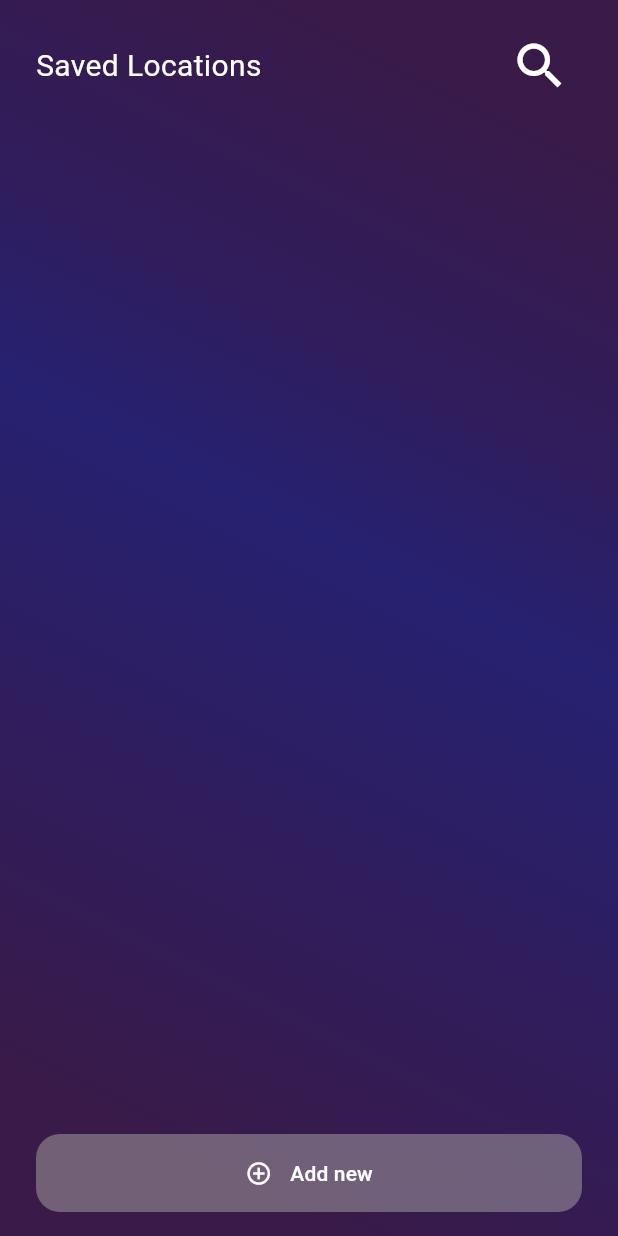
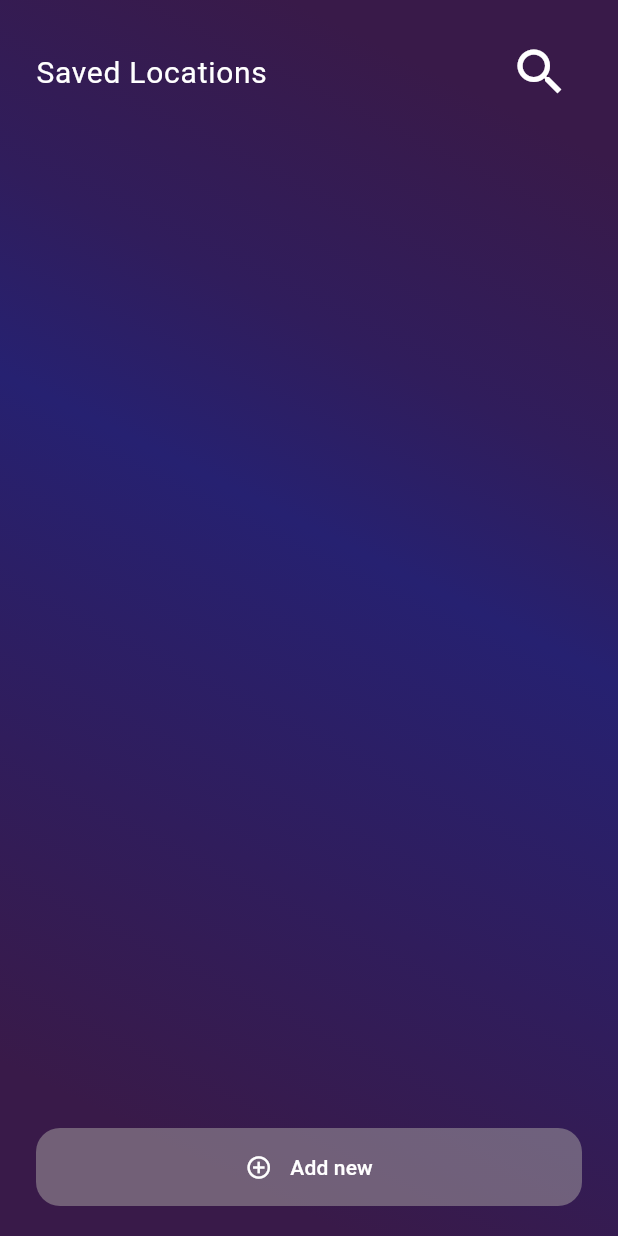
Before and after one commit to akbng/heyflutter-challenge-ii, a Flutter app: the SavedLocations widget shown alone on an empty page, opened directly, on a phone screen of 412 x 824 dp. Run offline on Flutter 3.47's test engine with Material 3 defaults, Android fonts, the phone set to English and light mode, and no system bars; our stand-ins replace flutter_dotenv, flutter_staggered_animations, geolocator, shared_preferences, sizer; accounts and stored records are empty.

Commit message:
fix: hide APIs, optimise UI

```diff
--- a/lib/screens/locations.dart
+++ b/lib/screens/locations.dart
@@ -65,20 +65,22 @@ class _SavedLocationsState extends State<SavedLocations> {
       ),
       child: SafeArea(
         child: Padding(
-          padding: const EdgeInsets.symmetric(horizontal: 24, vertical: 16),
+          padding: const EdgeInsets.symmetric(horizontal: 24, vertical: 20),
           child: Column(
             children: [
-              const Row(
+              Row(
                 mainAxisAlignment: MainAxisAlignment.spaceBetween,
                 children: [
                   Text(
                     "Saved Locations",
-                    style: TextStyle(color: Colors.white, fontSize: 20),
+                    style: Theme.of(context)
+                        .textTheme
+                        .bodyLarge!
+                        .copyWith(fontSize: 20, fontWeight: FontWeight.normal),
                   ),
-                  LocationSearchbarWidget()
+                  const LocationSearchbarWidget()
                 ],
               ),
-              const SizedBox(height: 24),
               Expanded(
                 child: ListView.builder(
                   itemBuilder: (ctx, index) => SavedLocationWidget(
@@ -88,7 +90,7 @@ class _SavedLocationsState extends State<SavedLocations> {
                 ),
               ),
               Padding(
-                padding: const EdgeInsets.only(top: 16),
+                padding: const EdgeInsets.only(top: 20),
                 child: ElevatedButton(
                   style: ElevatedButton.styleFrom(
                     backgroundColor: const Color(0xFFAAA5A5).withOpacity(0.5),
--- a/lib/services/weather_services.dart
+++ b/lib/services/weather_services.dart
@@ -7,9 +7,9 @@ import 'package:weather_app/models/weather_forecast.dart';
 class WeatherService {
   // ignore: constant_identifier_names
   static const BASE_URL = 'https://api.openweathermap.org/data/2.5';
-  final String apiKey;
+  final String apiKey = dotenv.get('OPENWEATHER_API');
 
-  WeatherService(this.apiKey);
+  WeatherService();
 
   Future<WeatherForecast> getWeatherForecast({
     required num lat,
```
Also changed, not shown: lib/screens/home_screen.dart (+3 -6 lines).
